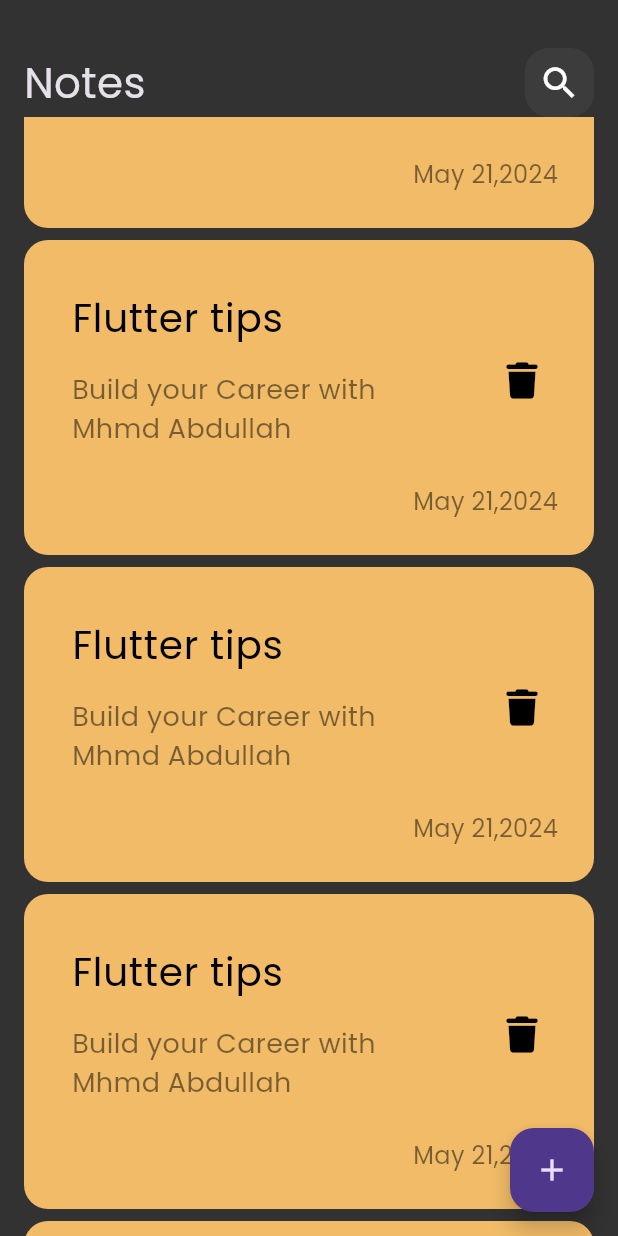
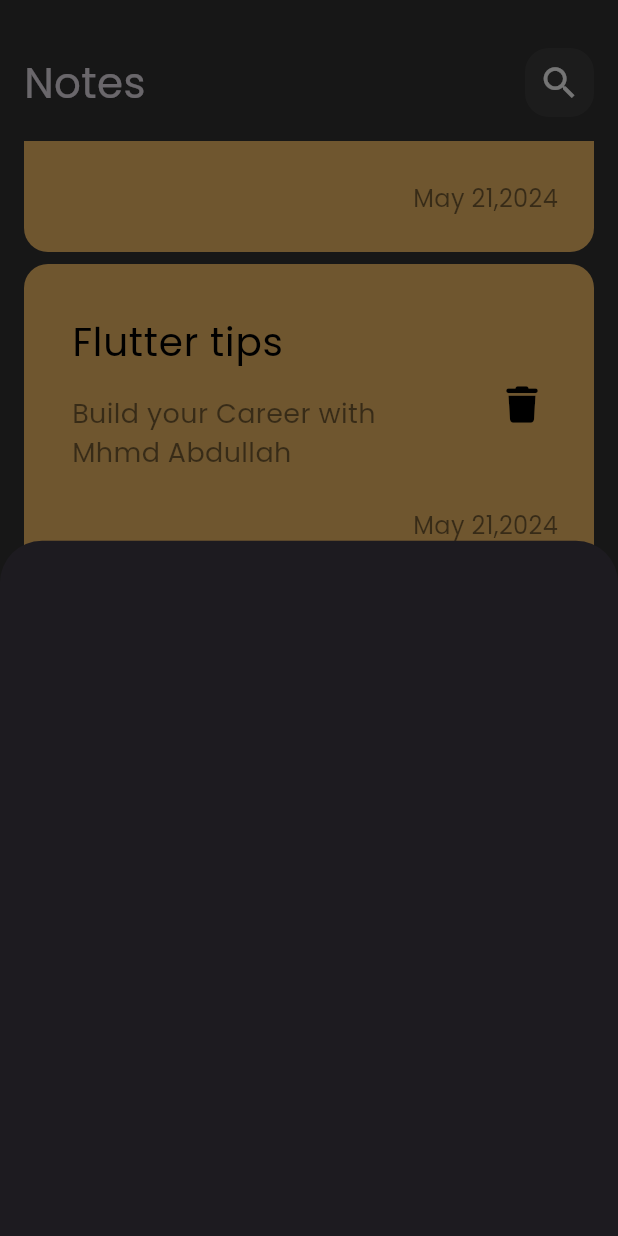
Before and after one commit to MoAbdullahConQ/notes_app, a Flutter app: the screen it shows after launch, scrolled down 576 dp, after a tap on the "add" icon, on a phone screen of 412 x 824 dp. Run offline on Flutter 3.47's test engine with Material 3 defaults, Android fonts, the phone set to English and light mode, and no system bars; our stand-ins replace font_awesome_flutter.

Commit message:
show model buttom sheet

```diff
--- a/lib/views/notes_view.dart
+++ b/lib/views/notes_view.dart
@@ -1,4 +1,5 @@
 import 'package:flutter/material.dart';
+import 'package:notes_app/widgets/add_note_bottom_sheet.dart';
 import 'package:notes_app/widgets/notes_view_body.dart';
 
 class NotesView extends StatelessWidget {
@@ -8,9 +9,15 @@ class NotesView extends StatelessWidget {
   Widget build(BuildContext context) {
     return Scaffold(
       floatingActionButton: FloatingActionButton(
-        onPressed: () {},
+        onPressed: () {
+          showModalBottomSheet(
+            context: context,
+            builder: (context) {
+              return AddNoteButtomSheet();
+            },
+          );
+        },
         child: Icon(Icons.add),
-
       ),
       body: const NotesViewBody(),
     );
--- /dev/null
+++ b/lib/widgets/add_note_bottom_sheet.dart
@@ -0,0 +1,10 @@
+import 'package:flutter/material.dart';
+
+class AddNoteButtomSheet extends StatelessWidget {
+  const AddNoteButtomSheet({super.key});
+
+  @override
+  Widget build(BuildContext context) {
+    return Container();
+  }
+}
--- a/lib/widgets/notes_list_view.dart
+++ b/lib/widgets/notes_list_view.dart
@@ -8,7 +8,10 @@ class NotesListView extends StatelessWidget {
 
   @override
   Widget build(BuildContext context) {
-    return ListView.builder(
+    return Padding(
+      padding: const EdgeInsets.symmetric(vertical: 16.0),
+      child: ListView.builder(
+        padding: EdgeInsets.zero,
         physics: const BouncingScrollPhysics(),
         itemBuilder: (context, index) {
           return const Padding(
@@ -16,6 +19,7 @@ class NotesListView extends StatelessWidget {
             child: NoteItem(),
           );
         },
+      ),
     );
   }
 }
```
Lines whose indentation alone changed are shown as unchanged.
